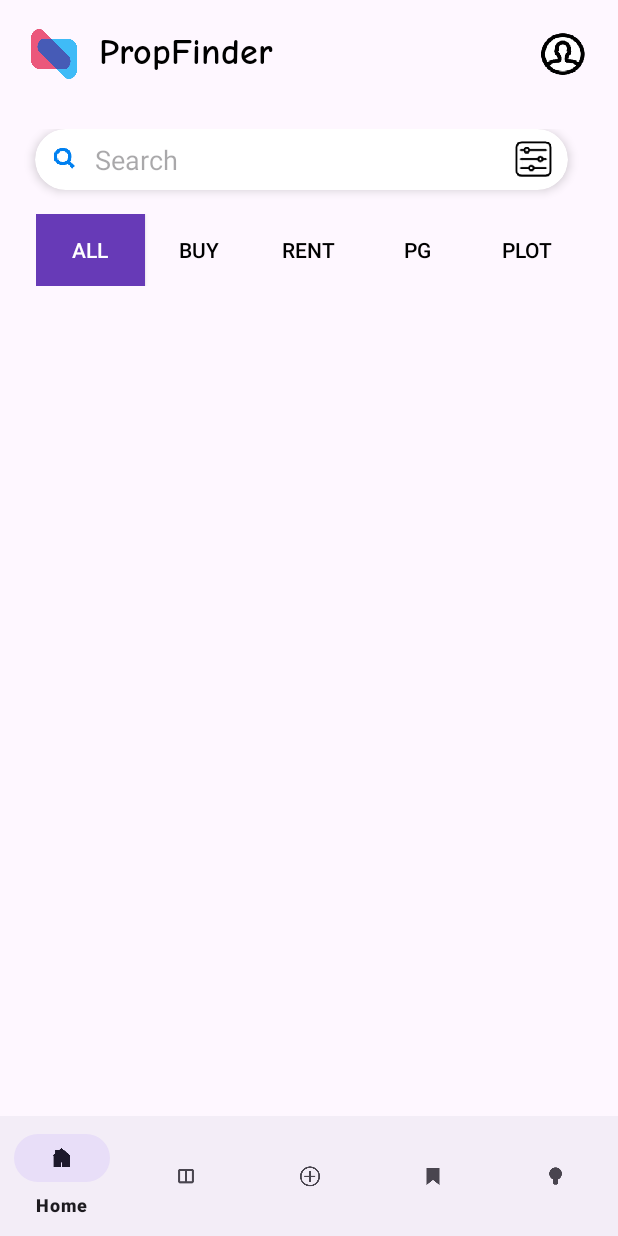
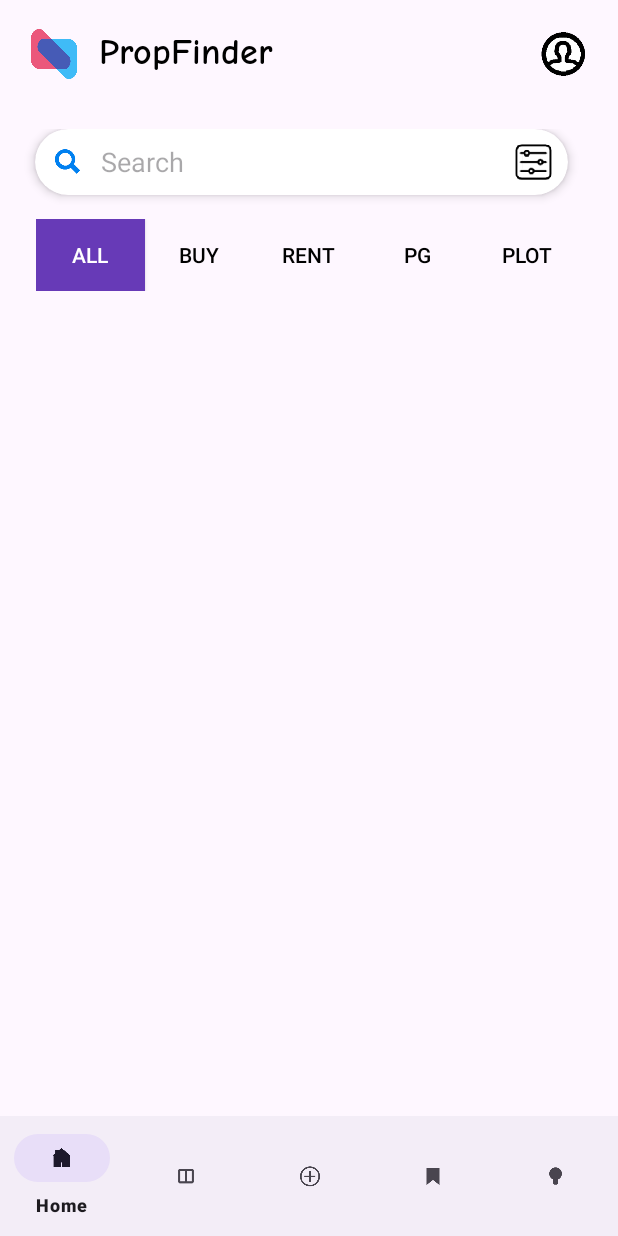
Before and after one commit to its-ss/PropFinder, an Android app: the screen it shows after launch (HomeActivity), on a phone screen of 412 x 824 dp. Run offline under Robolectric (Android 15) with nearby library versions, the phone set to English and light mode, and no system bars; our stand-ins replace Firebase (no records; nobody signed in at launch, a user with empty details on screens opened directly).

Commit message:
All part done

```diff
--- a/app/src/main/res/layout/activity_home.xml
+++ b/app/src/main/res/layout/activity_home.xml
@@ -68,8 +68,8 @@
                 android:padding="8dp">
 
                 <ImageView
-                    android:layout_width="24dp"
-                    android:layout_height="24dp"
+                    android:layout_width="28dp"
+                    android:layout_height="28dp"
                     android:src="@drawable/ic_search"
                     android:layout_gravity="center_vertical" />
 
@@ -85,6 +85,7 @@
                     android:background="@android:color/transparent"
                     android:inputType="text"
                     android:singleLine="true"
+
                     android:layout_gravity="center_vertical" />
 
                 <ImageView
--- a/app/src/main/res/layout/activity_signup.xml
+++ b/app/src/main/res/layout/activity_signup.xml
@@ -71,7 +71,9 @@
         android:inputType="phone"
         android:padding="10dp"
         android:textColor="@android:color/black"
-        android:textSize="16sp" />
+        android:textSize="16sp"
+        android:maxLength="10"
+        />
 
     <!-- Password Input with Eye Icon -->
     <EditText
```
Also changed, not shown: app/src/main/java/com/example/propfinder/HomeActivity.java (+4 -10 lines), app/src/main/res/drawable/ic_profile.png, app/src/main/res/drawable/ic_search.png.
